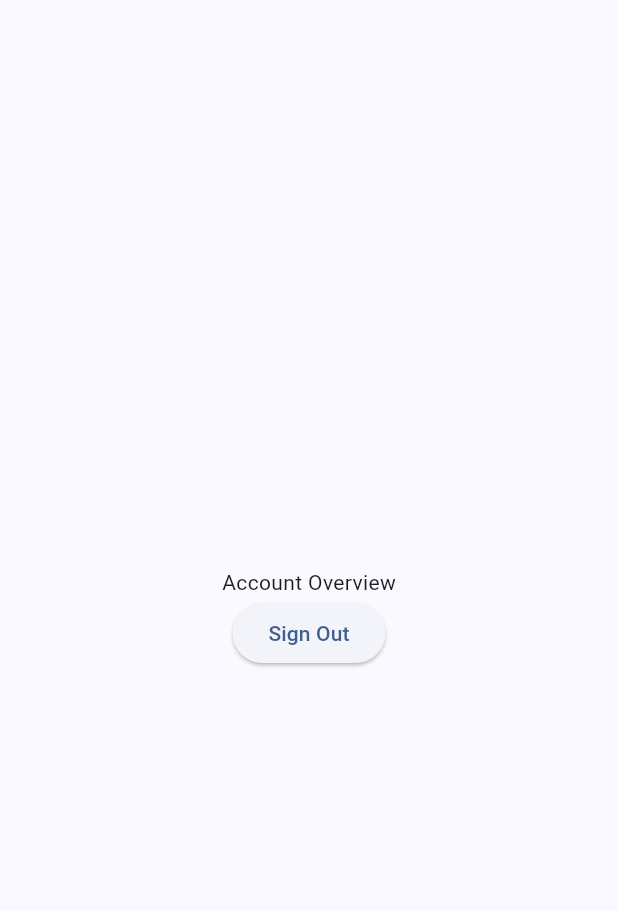
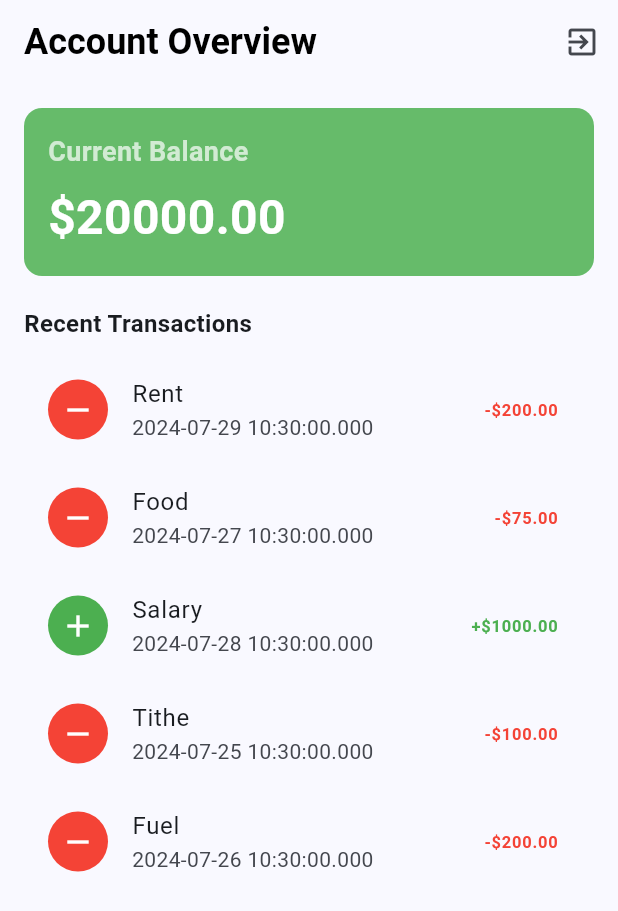
Before and after one commit to darkarnold/flutter-banking-app, a Flutter app: the screen it shows once a user with an empty profile is signed in, on a phone screen of 412 x 824 dp. Shown: the top 911 px of the screen. Run offline on Flutter 3.47's test engine with Material 3 defaults, Android fonts, the phone set to English and light mode, and no system bars; our stand-ins replace firebase_auth, firebase_core; accounts and stored records are empty; generated files the repository leaves out were written again.

Commit message:
Add current balance and recent transactions to account overview screen

```diff
--- a/lib/main.dart
+++ b/lib/main.dart
@@ -6,11 +6,15 @@
 import 'firebase_options.dart';
 import './screens/login_screen.dart';
 import './screens/account_overview.dart';
+import '../providers/account_provider.dart';
+import '../services/account_service.dart';
 
 Future<void> main() async {
   WidgetsFlutterBinding.ensureInitialized();
   await Firebase.initializeApp(options: DefaultFirebaseOptions.currentPlatform);
-  runApp(const MyApp());
+  runApp(ChangeNotifierProvider(
+      create: (context) => AccountProvider(accountService: AccountService()),
+      child: const MyApp()));
 }
 
 class MyApp extends StatelessWidget {
@@ -27,7 +31,7 @@
           create: (context) =>
               context.read<AuthenticationService>().authStateChanges,
           initialData: null,
-        )
+        ),
       ],
       child: MaterialApp(
         title: 'Flutter Banking Mobile App',
--- /dev/null
+++ b/lib/models/account_data.dart
@@ -0,0 +1,8 @@
+import './transaction.dart';
+
+class AccountData {
+  final double balance;
+  final List<Transaction> recentTransactions;
+
+  AccountData({required this.balance, required this.recentTransactions});
+}
--- /dev/null
+++ b/lib/models/transaction.dart
@@ -0,0 +1,14 @@
+class Transaction {
+  // variables for the transaction
+  final String id;
+  final double amount;
+  final DateTime date;
+  final String description;
+
+  Transaction({
+    required this.id,
+    required this.amount,
+    required this.date,
+    required this.description,
+  });
+}
--- /dev/null
+++ b/lib/providers/account_provider.dart
@@ -0,0 +1,52 @@
+import 'package:flutter/foundation.dart';
+import '../models/transaction.dart';
+import '../services/account_service.dart';
+
+class AccountProvider extends ChangeNotifier {
+  final AccountService accountService;
+
+  // Account balance
+  double _balance = 0.0;
+
+  // List of recent transactions
+  List<Transaction> _recentTransactions = [];
+  bool _isLoading = false;
+
+// error string
+  String? _error;
+
+  // Constructor
+  AccountProvider({required this.accountService}) {
+    fetchAccountData();
+  }
+
+// Getters for balance and transactions
+  double get balance => _balance;
+  List<Transaction> get recentTransactions =>
+      List.unmodifiable(_recentTransactions);
+  bool get isLoading => _isLoading;
+  String? get error => _error;
+
+  Future<void> fetchAccountData() async {
+    _isLoading = true;
+
+    notifyListeners();
+
+    try {
+      final accountData = await accountService.getAccountData();
+      _balance = accountData.balance;
+      _recentTransactions = accountData.recentTransactions;
+      _error = null;
+    } catch (e) {
+      _error = "Failed to retrieve account data: ${e.toString()}";
+    } finally {
+      _isLoading = false;
+      notifyListeners();
+    }
+  }
+
+  // refresh account data
+  Future<void> refreshAccountData() async {
+    await fetchAccountData();
+  }
+}
--- a/lib/screens/account_overview.dart
+++ b/lib/screens/account_overview.dart
@@ -1,25 +1,59 @@
 import 'package:flutter/material.dart';
 import 'package:provider/provider.dart';
 import '../services/authentication_service.dart';
+import '../providers/account_provider.dart';
+import '../widgets/balance_display.dart';
+import '../widgets/transaction_list.dart';
 
 class AccountOverview extends StatelessWidget {
   const AccountOverview({super.key});
 
   @override
   Widget build(BuildContext context) {
+    //final accountProvider = Provider.of<AccountProvider>(context);
     return Scaffold(
-      body: Center(
-        child: Column(
-          mainAxisAlignment: MainAxisAlignment.center,
-          children: [
-            const Text('Account Overview'),
-            ElevatedButton(
-                onPressed: () {
-                  context.read<AuthenticationService>().signOut();
+      appBar: AppBar(
+        title: const Text(
+          'Account Overview',
+          style: TextStyle(
+              fontWeight: FontWeight.bold, fontSize: 24, color: Colors.black),
+        ),
+        actions: [
+          IconButton(
+            icon: const Icon(Icons.exit_to_app),
+            onPressed: () {
+              // sign out of the app
+              context.read<AuthenticationService>().signOut();
+            },
+          )
+        ],
+      ),
+      body: Consumer<AccountProvider>(
+        builder: (context, accountProvider, child) {
+          return RefreshIndicator(
+            onRefresh: () => accountProvider.refreshAccountData(),
+            child: ListView(padding: const EdgeInsets.all(16), children: [
+              BalanceDisplay(balance: accountProvider.balance),
+              const SizedBox(height: 20),
+              const Text('Recent Transactions',
+                  style: TextStyle(
+                    fontWeight: FontWeight.bold,
+                    fontSize: 16,
+                  )),
+              const SizedBox(height: 10),
+              ListView.builder(
+                shrinkWrap: true,
+                physics: const NeverScrollableScrollPhysics(),
+                itemCount: accountProvider.recentTransactions.length,
+                itemBuilder: (context, index) {
+                  return TransactionListItem(
+                    transaction: accountProvider.recentTransactions[index],
+                  );
                 },
-                child: const Text('Sign Out'))
-          ],
-        ),
+              )
+            ]),
+          );
+        },
       ),
     );
   }
--- /dev/null
+++ b/lib/services/account_service.dart
@@ -0,0 +1,41 @@
+import '../models/transaction.dart';
+import '../models/account_data.dart';
+
+class AccountService {
+  Future<AccountData> getAccountData() async {
+    // Simulating API call to retrieve account data
+    await Future.delayed(const Duration(seconds: 2));
+    return AccountData(balance: 20000.00, recentTransactions: [
+      Transaction(
+        id: '1',
+        amount: -200.0,
+        date: DateTime.now().subtract(const Duration(days: 1)),
+        description: 'Rent',
+      ),
+      Transaction(
+        id: '2',
+        amount: -75.0,
+        date: DateTime.now().subtract(const Duration(days: 3)),
+        description: 'Food',
+      ),
+      Transaction(
+        id: '3',
+        amount: 1000.0,
+        date: DateTime.now().subtract(const Duration(days: 2)),
+        description: 'Salary',
+      ),
+      Transaction(
+        id: '4',
+        amount: -100.0,
+        date: DateTime.now().subtract(const Duration(days: 5)),
+        description: 'Tithe',
+      ),
+      Transaction(
+        id: '5',
+        amount: -200.0,
+        date: DateTime.now().subtract(const Duration(days: 4)),
+        description: 'Fuel',
+      ),
+    ]);
+  }
+}
--- /dev/null
+++ b/lib/widgets/balance_display.dart
@@ -0,0 +1,39 @@
+import 'package:flutter/material.dart';
+
+class BalanceDisplay extends StatelessWidget {
+  final double balance;
+
+  const BalanceDisplay({super.key, required this.balance});
+
+  @override
+  Widget build(BuildContext context) {
+    return Container(
+      padding: const EdgeInsets.all(16),
+      decoration: BoxDecoration(
+        color: Colors.green[400],
+        borderRadius: BorderRadius.circular(12),
+      ),
+      child: Column(
+        crossAxisAlignment: CrossAxisAlignment.start,
+        children: [
+          const Text(
+            'Current Balance',
+            style: TextStyle(
+                color: Colors.white70,
+                fontWeight: FontWeight.bold,
+                fontSize: 18),
+          ),
+          const SizedBox(height: 8),
+          Text(
+            '\$${balance.toStringAsFixed(2)}',
+            style: const TextStyle(
+              color: Colors.white,
+              fontSize: 32,
+              fontWeight: FontWeight.bold,
+            ),
+          ),
+        ],
+      ),
+    );
+  }
+}
--- /dev/null
+++ b/lib/widgets/transaction_list.dart
@@ -0,0 +1,33 @@
+import 'package:flutter/material.dart';
+import '../models/transaction.dart';
+
+class TransactionListItem extends StatelessWidget {
+  final Transaction transaction;
+
+  const TransactionListItem({super.key, required this.transaction});
+
+  @override
+  Widget build(BuildContext context) {
+    return ListTile(
+      leading: CircleAvatar(
+        backgroundColor: transaction.amount > 0 ? Colors.green : Colors.red,
+        child: Icon(
+          transaction.amount > 0 ? Icons.add : Icons.remove,
+          color: Colors.white,
+        ),
+      ),
+      title: Text(transaction.description),
+      subtitle: Text(transaction.date.toString()),
+      trailing: Text(
+        '${transaction.amount > 0 ? '+' : '-'}\$${transaction.amount.abs().toStringAsFixed(2)}',
+        style: TextStyle(
+          color: transaction.amount > 0 ? Colors.green : Colors.red,
+          fontWeight: FontWeight.bold,
+        ),
+      ),
+      onTap: () {
+        // Navigate to transaction details
+      },
+    );
+  }
+}
```
